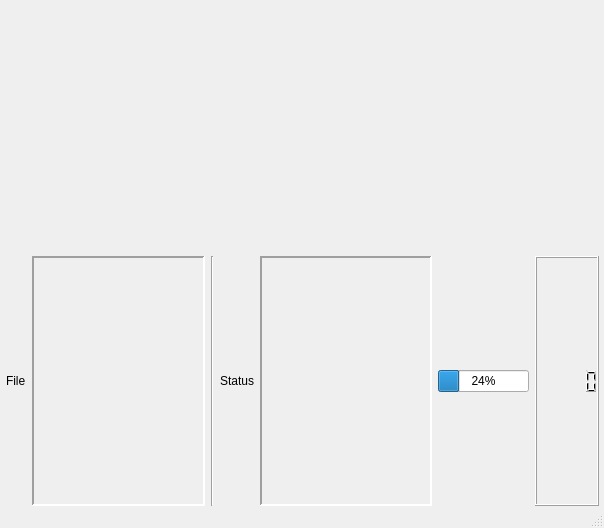
This is src/gui/qt/ui/hyphymain.ui in veg/hyphy as Qt 5 draws it before an edit. The edited form follows.
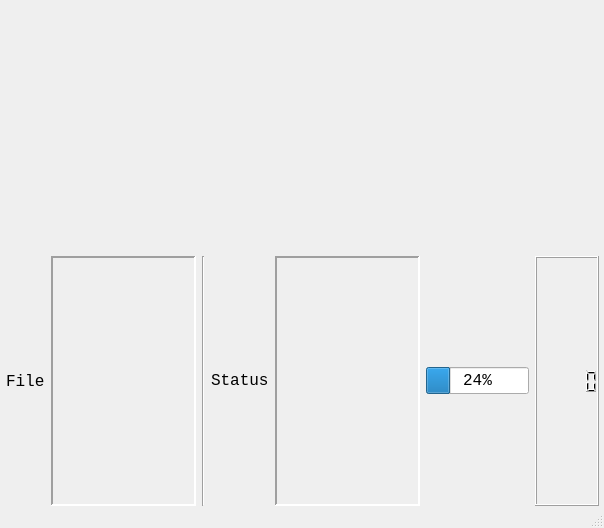
This is the edited form. Custom widgets are drawn as their Qt base class.

Diff of the .ui file:
```diff
--- a/src/gui/qt/ui/hyphymain.ui
+++ b/src/gui/qt/ui/hyphymain.ui
@@ -49,6 +49,12 @@
       </item>
       <item>
        <widget class="QLabel" name="filenameLabel">
+        <property name="font">
+         <font>
+          <family>Courier New</family>
+          <pointsize>12</pointsize>
+         </font>
+        </property>
         <property name="text">
          <string>File</string>
         </property>
@@ -68,6 +74,12 @@
           <verstretch>0</verstretch>
          </sizepolicy>
         </property>
+        <property name="font">
+         <font>
+          <family>Courier New</family>
+          <pointsize>12</pointsize>
+         </font>
+        </property>
         <property name="frameShape">
          <enum>QFrame::Panel</enum>
         </property>
@@ -103,6 +115,12 @@
           <verstretch>0</verstretch>
          </sizepolicy>
         </property>
+        <property name="font">
+         <font>
+          <family>Courier New</family>
+          <pointsize>12</pointsize>
+         </font>
+        </property>
         <property name="text">
          <string>Status</string>
         </property>
@@ -119,6 +137,12 @@
           <verstretch>0</verstretch>
          </sizepolicy>
         </property>
+        <property name="font">
+         <font>
+          <family>Courier New</family>
+          <pointsize>12</pointsize>
+         </font>
+        </property>
         <property name="frameShape">
          <enum>QFrame::Panel</enum>
         </property>
@@ -141,6 +165,12 @@
       </item>
       <item>
        <widget class="QProgressBar" name="progressBar">
+        <property name="font">
+         <font>
+          <family>Courier New</family>
+          <pointsize>12</pointsize>
+         </font>
+        </property>
         <property name="value">
          <number>24</number>
         </property>
```
Left out of the diff: 7 changed lines with no effect on the pictures.
